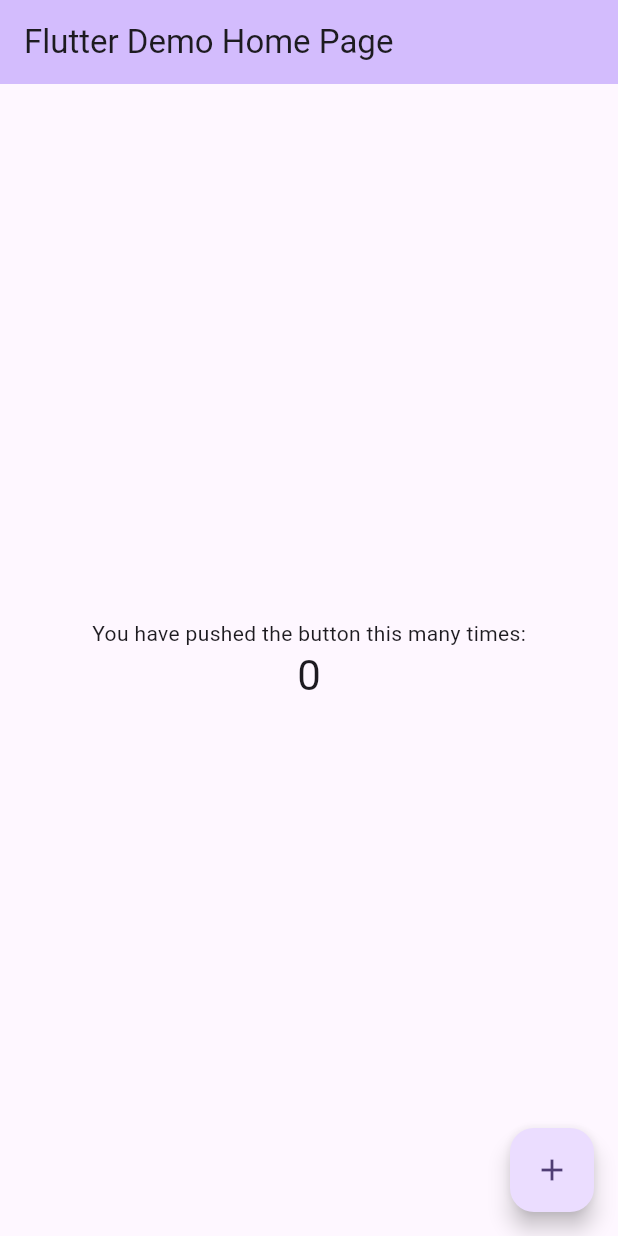
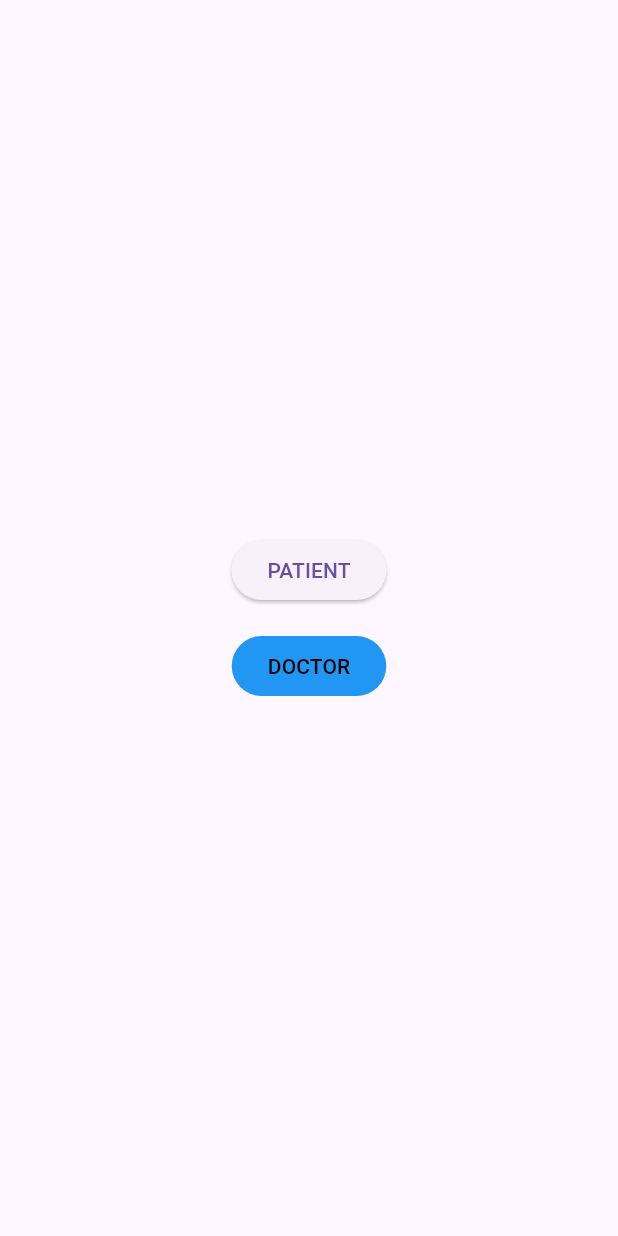
Before and after one commit to VulpesVulpes825/health, a Flutter app: the screen it shows after launch, on a phone screen of 412 x 824 dp. Run offline on Flutter 3.47's test engine with Material 3 defaults, Android fonts, the phone set to English and light mode, and no system bars; missing offline and left inert: country_list_pick.

Commit message:
Add initial patient login logic

```diff
--- /dev/null
+++ b/lib/Welcome/welcome.dart
@@ -0,0 +1,68 @@
+import 'package:flutter/material.dart';
+import 'package:health/Login/login.dart';
+
+class WelcomeScreen extends StatelessWidget {
+  const WelcomeScreen({super.key});
+
+  @override
+  Widget build(BuildContext context) {
+    return MaterialApp(
+        home: Scaffold(
+            body: Container(
+                margin: const EdgeInsets.all(24),
+                child: Column(
+                  mainAxisAlignment: MainAxisAlignment.center,
+                  children: <Widget>[
+                    Row(
+                      children: [
+                        const Spacer(),
+                        Expanded(
+                          flex: 8,
+                          child: Column(
+                            children: [
+                              ElevatedButton(
+                                onPressed: () {
+                                  Navigator.push(
+                                    context,
+                                    MaterialPageRoute(
+                                      builder: (context) {
+                                        return const LoginPage();
+                                      },
+                                    ),
+                                  );
+                                },
+                                child: Text(
+                                  "Patient".toUpperCase(),
+                                ),
+                              ),
+                              const SizedBox(height: 16),
+                              ElevatedButton(
+                                onPressed: () {
+                                  Navigator.push(
+                                    context,
+                                    MaterialPageRoute(
+                                      builder: (context) {
+                                        return const LoginPage();
+                                      },
+                                    ),
+                                  );
+                                },
+                                style: ElevatedButton.styleFrom(
+                                  backgroundColor: Colors.blue,
+                                  elevation: 0,
+                                ),
+                                child: Text(
+                                  "Doctor".toUpperCase(),
+                                  style: const TextStyle(color: Colors.black),
+                                ),
+                              ),
+                            ],
+                          ),
+                        ),
+                        const Spacer(),
+                      ],
+                    ),
+                  ],
+                ))));
+  }
+}
--- a/lib/main.dart
+++ b/lib/main.dart
@@ -1,4 +1,5 @@
 import 'package:flutter/material.dart';
+import 'package:health/Welcome/welcome.dart';
 
 void main() {
   runApp(const MyApp());
@@ -7,119 +8,15 @@ void main() {
 class MyApp extends StatelessWidget {
   const MyApp({super.key});
 
-  // This widget is the root of your application.
   @override
   Widget build(BuildContext context) {
     return MaterialApp(
       title: 'Flutter Demo',
       theme: ThemeData(
-        // This is the theme of your application.
-        //
-        // TRY THIS: Try running your application with "flutter run". You'll see
-        // the application has a purple toolbar. Then, without quitting the app,
-        // try changing the seedColor in the colorScheme below to Colors.green
-        // and then invoke "hot reload" (save your changes or press the "hot
-        // reload" button in a Flutter-supported IDE, or press "r" if you used
-        // the command line to start the app).
-        //
-        // Notice that the counter didn't reset back to zero; the application
-        // state is not lost during the reload. To reset the state, use hot
-        // restart instead.
-        //
-        // This works for code too, not just values: Most code changes can be
-        // tested with just a hot reload.
         colorScheme: ColorScheme.fromSeed(seedColor: Colors.deepPurple),
         useMaterial3: true,
       ),
-      home: const MyHomePage(title: 'Flutter Demo Home Page'),
+      home: const WelcomeScreen(),
     );
   }
 }
-
-class MyHomePage extends StatefulWidget {
-  const MyHomePage({super.key, required this.title});
-
-  // This widget is the home page of your application. It is stateful, meaning
-  // that it has a State object (defined below) that contains fields that affect
-  // how it looks.
-
-  // This class is the configuration for the state. It holds the values (in this
-  // case the title) provided by the parent (in this case the App widget) and
-  // used by the build method of the State. Fields in a Widget subclass are
-  // always marked "final".
-
-  final String title;
-
-  @override
-  State<MyHomePage> createState() => _MyHomePageState();
-}
-
-class _MyHomePageState extends State<MyHomePage> {
-  int _counter = 0;
-
-  void _incrementCounter() {
-    setState(() {
-      // This call to setState tells the Flutter framework that something has
-      // changed in this State, which causes it to rerun the build method below
-      // so that the display can reflect the updated values. If we changed
-      // _counter without calling setState(), then the build method would not be
-      // called again, and so nothing would appear to happen.
-      _counter++;
-    });
-  }
-
-  @override
-  Widget build(BuildContext context) {
-    // This method is rerun every time setState is called, for instance as done
-    // by the _incrementCounter method above.
-    //
-    // The Flutter framework has been optimized to make rerunning build methods
-    // fast, so that you can just rebuild anything that needs updating rather
-    // than having to individually change instances of widgets.
-    return Scaffold(
-      appBar: AppBar(
-        // TRY THIS: Try changing the color here to a specific color (to
-        // Colors.amber, perhaps?) and trigger a hot reload to see the AppBar
-        // change color while the other colors stay the same.
-        backgroundColor: Theme.of(context).colorScheme.inversePrimary,
-        // Here we take the value from the MyHomePage object that was created by
-        // the App.build method, and use it to set our appbar title.
-        title: Text(widget.title),
-      ),
-      body: Center(
-        // Center is a layout widget. It takes a single child and positions it
-        // in the middle of the parent.
-        child: Column(
-          // Column is also a layout widget. It takes a list of children and
-          // arranges them vertically. By default, it sizes itself to fit its
-          // children horizontally, and tries to be as tall as its parent.
-          //
-          // Column has various properties to control how it sizes itself and
-          // how it positions its children. Here we use mainAxisAlignment to
-          // center the children vertically; the main axis here is the vertical
-          // axis because Columns are vertical (the cross axis would be
-          // horizontal).
-          //
-          // TRY THIS: Invoke "debug painting" (choose the "Toggle Debug Paint"
-          // action in the IDE, or press "p" in the console), to see the
-          // wireframe for each widget.
-          mainAxisAlignment: MainAxisAlignment.center,
-          children: <Widget>[
-            const Text(
-              'You have pushed the button this many times:',
-            ),
-            Text(
-              '$_counter',
-              style: Theme.of(context).textTheme.headlineMedium,
-            ),
-          ],
-        ),
-      ),
-      floatingActionButton: FloatingActionButton(
-        onPressed: _incrementCounter,
-        tooltip: 'Increment',
-        child: const Icon(Icons.add),
-      ), // This trailing comma makes auto-formatting nicer for build methods.
-    );
-  }
-}
```
Also changed, not shown: lib/Login/login.dart (added, +134 -0 lines), lib/Profile/profile.dart (added, +215 -0 lines), lib/Signup/signup.dart (added, +151 -0 lines).
